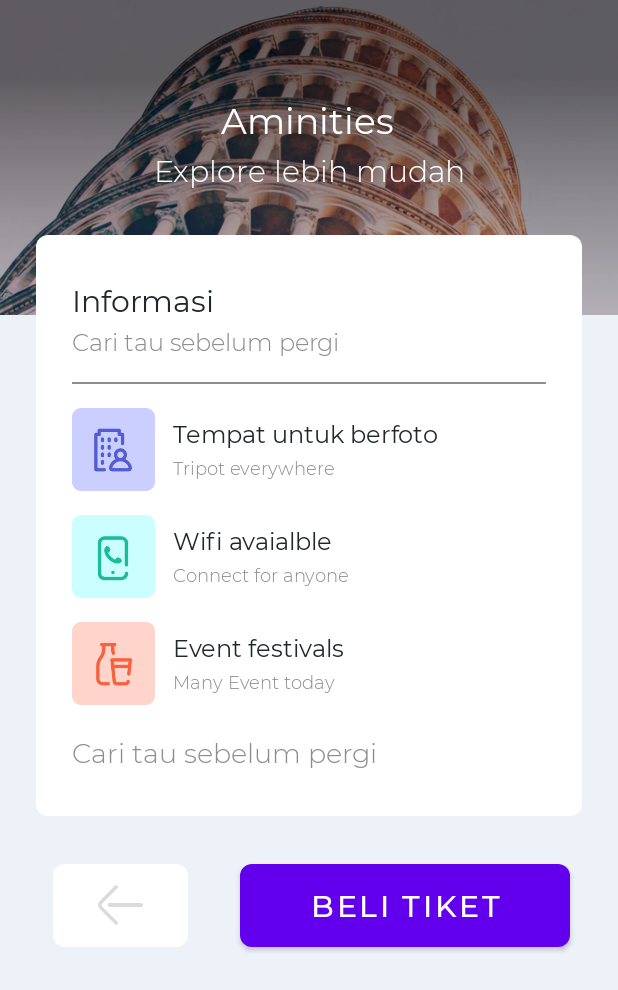
After one commit to ETS-Android2/CiletuhSQT-Android-App, an Android app: the TicketDetailAct screen opened directly, with no data from a screen before it, on a phone screen of 412 x 824 dp. The commit adds this screen. Shown: the top 990 px of the screen. Run offline under Robolectric (Android 15) with nearby library versions, the phone set to English and light mode, and no system bars.

Commit message:
Ticket detail
Bagian 8, Video 2

```diff
--- a/app/src/main/AndroidManifest.xml
+++ b/app/src/main/AndroidManifest.xml
@@ -1,6 +1,6 @@
 <?xml version="1.0" encoding="utf-8"?>
 <manifest xmlns:android="http://schemas.android.com/apk/res/android"
-    package="com.example.sqoutgeo" >
+    package="com.example.sqoutgeo">
 
     <application
         android:allowBackup="true"
@@ -8,7 +8,10 @@
         android:label="@string/app_name"
         android:roundIcon="@mipmap/ic_launcher_round"
         android:supportsRtl="true"
-        android:theme="@style/Theme.SqoutGeo" >
+        android:theme="@style/Theme.SqoutGeo">
+        <activity
+            android:name=".TicketDetailAct"
+            android:exported="true" />
         <activity
             android:name=".HomeScreenAct"
             android:exported="true" />
@@ -29,7 +32,7 @@
             android:exported="false" />
         <activity
             android:name=".MainActivity"
-            android:exported="true" >
+            android:exported="true">
             <intent-filter>
                 <action android:name="android.intent.action.MAIN" />
 
--- a/app/src/main/java/com/example/sqoutgeo/HomeScreenAct.java
+++ b/app/src/main/java/com/example/sqoutgeo/HomeScreenAct.java
@@ -2,13 +2,28 @@ package com.example.sqoutgeo;
 
 import androidx.appcompat.app.AppCompatActivity;
 
+import android.content.Intent;
 import android.os.Bundle;
+import android.view.View;
+import android.widget.LinearLayout;
 
 public class HomeScreenAct extends AppCompatActivity {
+
+    LinearLayout btn_ticket_aminities;
 
     @Override
     protected void onCreate(Bundle savedInstanceState) {
         super.onCreate(savedInstanceState);
         setContentView(R.layout.activity_home_screen);
+
+        btn_ticket_aminities = findViewById(R.id.btn_ticket_aminities);
+
+        btn_ticket_aminities.setOnClickListener(new View.OnClickListener() {
+            @Override
+            public void onClick(View v) {
+                Intent gotoaminitiesticket  = new Intent(HomeScreenAct.this,TicketDetailAct.class);
+                startActivity(gotoaminitiesticket);
+            }
+        });
     }
 }
--- /dev/null
+++ b/app/src/main/java/com/example/sqoutgeo/TicketDetailAct.java
@@ -0,0 +1,14 @@
+package com.example.sqoutgeo;
+
+import androidx.appcompat.app.AppCompatActivity;
+
+import android.os.Bundle;
+
+public class TicketDetailAct extends AppCompatActivity {
+
+    @Override
+    protected void onCreate(Bundle savedInstanceState) {
+        super.onCreate(savedInstanceState);
+        setContentView(R.layout.activity_ticket_detail);
+    }
+}
--- a/app/src/main/res/layout/activity_home_screen.xml
+++ b/app/src/main/res/layout/activity_home_screen.xml
@@ -154,6 +154,7 @@
                     android:weightSum="3">
 
                     <LinearLayout
+                        android:id="@+id/btn_ticket_aminities"
                         android:layout_width="0dp"
                         android:layout_height="wrap_content"
                         android:layout_weight="1"
--- /dev/null
+++ b/app/src/main/res/layout/activity_ticket_detail.xml
@@ -0,0 +1,258 @@
+<?xml version="1.0" encoding="utf-8"?>
+<androidx.constraintlayout.widget.ConstraintLayout xmlns:android="http://schemas.android.com/apk/res/android"
+    xmlns:app="http://schemas.android.com/apk/res-auto"
+    xmlns:tools="http://schemas.android.com/tools"
+    android:layout_width="match_parent"
+    android:layout_height="match_parent"
+    android:background="@color/bgPrimary"
+    tools:context=".TicketDetailAct">
+
+    <ImageView
+        android:id="@+id/imageView3"
+        android:layout_width="match_parent"
+        android:layout_height="210dp"
+        android:scaleType="centerCrop"
+        android:src="@drawable/bgheader_pisa"
+        app:layout_constraintEnd_toEndOf="parent"
+        app:layout_constraintStart_toStartOf="parent"
+        app:layout_constraintTop_toTopOf="parent" />
+
+    <TextView
+        android:id="@+id/tittle_ticket"
+        android:layout_width="wrap_content"
+        android:layout_height="wrap_content"
+        android:layout_marginTop="64dp"
+        android:fontFamily="@font/mregular"
+        android:text="Aminities"
+        android:textAlignment="center"
+        android:textColor="#FFF"
+        android:textSize="24sp"
+        app:layout_constraintEnd_toEndOf="parent"
+        app:layout_constraintHorizontal_bias="0.496"
+        app:layout_constraintStart_toStartOf="@+id/imageView3"
+        app:layout_constraintTop_toTopOf="@+id/imageView3" />
+
+    <TextView
+        android:id="@+id/location_ticket"
+        android:layout_width="wrap_content"
+        android:layout_height="wrap_content"
+        android:layout_marginTop="4dp"
+        android:fontFamily="@font/mlight"
+        android:lineSpacingExtra="9dp"
+        android:text="Explore lebih mudah"
+        android:textAlignment="center"
+        android:textColor="#FFF"
+        android:textSize="20sp"
+        app:layout_constraintEnd_toEndOf="parent"
+        app:layout_constraintStart_toStartOf="@+id/imageView3"
+        app:layout_constraintTop_toBottomOf="@+id/tittle_ticket" />
+
+    <LinearLayout
+        android:id="@+id/linearLayout"
+        android:layout_width="match_parent"
+        android:layout_height="wrap_content"
+        android:layout_marginStart="24dp"
+        android:layout_marginTop="30dp"
+        android:layout_marginEnd="24dp"
+        android:background="@drawable/bg_layout_white"
+        android:orientation="vertical"
+        android:paddingLeft="24dp"
+        android:paddingTop="30dp"
+        android:paddingRight="24dp"
+        android:paddingBottom="30dp"
+        app:layout_constraintEnd_toEndOf="parent"
+        app:layout_constraintStart_toStartOf="parent"
+        app:layout_constraintTop_toBottomOf="@+id/location_ticket">
+
+        <TextView
+            android:layout_width="wrap_content"
+            android:layout_height="wrap_content"
+            android:fontFamily="@font/mregular"
+            android:text="Informasi"
+            android:textColor="@color/blackPrimary"
+            android:textSize="20sp" />
+
+        <TextView
+            android:layout_width="wrap_content"
+            android:layout_height="wrap_content"
+            android:layout_marginTop="4dp"
+            android:fontFamily="@font/mlight"
+            android:text="Cari tau sebelum pergi"
+            android:textColor="@color/grayPrimary"
+            android:textSize="16sp" />
+
+        <View
+            android:layout_width="match_parent"
+            android:layout_height="1dp"
+            android:layout_marginTop="16dp"
+            android:layout_marginBottom="16dp"
+            android:background="@color/grayPrimary" />
+
+        <LinearLayout
+            android:layout_marginBottom="16dp"
+            android:orientation="horizontal"
+            android:layout_width="match_parent"
+            android:layout_height="wrap_content" >
+
+            <ImageView
+                android:src="@drawable/ic_photo"
+                android:layout_width="55dp"
+                android:layout_height="55dp" />
+
+            <LinearLayout
+                android:layout_marginLeft="12dp"
+                android:layout_marginTop="6dp"
+                android:orientation="vertical"
+                android:layout_width="wrap_content"
+                android:layout_height="wrap_content" >
+
+                <TextView
+                    android:id="@+id/photo_spot_ticket"
+                    android:layout_width="wrap_content"
+                    android:layout_height="wrap_content"
+                    android:fontFamily="@font/mregular"
+                    android:text="Tempat untuk berfoto"
+                    android:textColor="@color/blackPrimary"
+                    android:textSize="16dp" />
+
+                <TextView
+                    android:layout_width="wrap_content"
+                    android:layout_height="wrap_content"
+                    android:layout_marginTop="4dp"
+                    android:fontFamily="@font/mlight"
+                    android:text="Tripot everywhere"
+                    android:textColor="@color/grayPrimary"
+                    android:textSize="12dp" />
+
+            </LinearLayout>
+
+        </LinearLayout>
+
+        <LinearLayout
+            android:layout_marginBottom="16dp"
+            android:orientation="horizontal"
+            android:layout_width="match_parent"
+            android:layout_height="wrap_content" >
+
+            <ImageView
+                android:src="@drawable/ic_wifi"
+                android:layout_width="55dp"
+                android:layout_height="55dp" />
+
+            <LinearLayout
+                android:layout_marginLeft="12dp"
+                android:layout_marginTop="6dp"
+                android:orientation="vertical"
+                android:layout_width="wrap_content"
+                android:layout_height="wrap_content" >
+
+                <TextView
+                    android:id="@+id/wifi_ticket"
+                    android:layout_width="wrap_content"
+                    android:layout_height="wrap_content"
+                    android:fontFamily="@font/mregular"
+                    android:text="Wifi avaialble"
+                    android:textColor="@color/blackPrimary"
+                    android:textSize="16dp" />
+
+                <TextView
+                    android:layout_width="wrap_content"
+                    android:layout_height="wrap_content"
+                    android:layout_marginTop="4dp"
+                    android:fontFamily="@font/mlight"
+                    android:text="Connect for anyone"
+                    android:textColor="@color/grayPrimary"
+                    android:textSize="12dp" />
+
+            </LinearLayout>
+
+        </LinearLayout>
+
+        <LinearLayout
+            android:layout_marginBottom="16dp"
+            android:orientation="horizontal"
+            android:layout_width="match_parent"
+            android:layout_height="wrap_content" >
+
+            <ImageView
+                android:src="@drawable/ic_festival"
+                android:layout_width="55dp"
+                android:layout_height="55dp" />
+
+            <LinearLayout
+                android:layout_marginLeft="12dp"
+                android:layout_marginTop="6dp"
+                android:orientation="vertical"
+                android:layout_width="wrap_content"
+                android:layout_height="wrap_content" >
+
+                <TextView
+                    android:id="@+id/festival_ticket"
+                    android:layout_width="wrap_content"
+                    android:layout_height="wrap_content"
+                    android:fontFamily="@font/mregular"
+                    android:text="Event festivals"
+                    android:textColor="@color/blackPrimary"
+                    android:textSize="16dp" />
+
+                <TextView
+                    android:layout_width="wrap_content"
+                    android:layout_height="wrap_content"
+                    android:layout_marginTop="4dp"
+                    android:fontFamily="@font/mlight"
+                    android:text="Many Event today"
+                    android:textColor="@color/grayPrimary"
+                    android:textSize="12dp" />
+
+            </LinearLayout>
+
+        </LinearLayout>
+
+        <TextView
+            android:id="@+id/short_desc_ticket"
+            android:layout_width="wrap_content"
+            android:layout_height="wrap_content"
+            android:layout_marginTop="4dp"
+            android:fontFamily="@font/mlight"
+            android:lineSpacingExtra="8dp"
+            android:text="Cari tau sebelum pergi"
+            android:textColor="@color/grayPrimary"
+            android:textSize="18sp" />
+
+    </LinearLayout>
+
+
+    <Button
+        android:id="@+id/btn_buy_ticket"
+        android:layout_width="220dp"
+        android:layout_height="55dp"
+        android:layout_marginTop="32dp"
+        android:layout_marginEnd="32dp"
+        android:background="@drawable/bg_btn_blue_primary"
+        android:fontFamily="@font/mmedium"
+        android:text="Beli Tiket"
+        android:textColor="#FFF"
+        android:textSize="20sp"
+        app:layout_constraintEnd_toEndOf="parent"
+        app:layout_constraintTop_toBottomOf="@+id/linearLayout" />
+
+    <LinearLayout
+        android:id="@+id/btn_back"
+        android:layout_width="90dp"
+        android:layout_height="55dp"
+        android:layout_marginTop="32dp"
+        android:background="@drawable/bg_layout_white"
+        android:gravity="center"
+        android:orientation="vertical"
+        app:layout_constraintEnd_toStartOf="@+id/btn_buy_ticket"
+        app:layout_constraintStart_toStartOf="parent"
+        app:layout_constraintTop_toBottomOf="@+id/linearLayout">
+
+        <ImageView
+            android:layout_width="30dp"
+            android:layout_height="28dp"
+            android:src="@drawable/ic_back" />
+
+    </LinearLayout>
+
+</androidx.constraintlayout.widget.ConstraintLayout>
```
Also changed, not shown: app/src/main/res/drawable/bgheader_pisa.png (added), app/src/main/res/drawable/ic_festival.png (added), app/src/main/res/drawable/ic_photo.png (added), app/src/main/res/drawable/ic_wifi.png (added).
